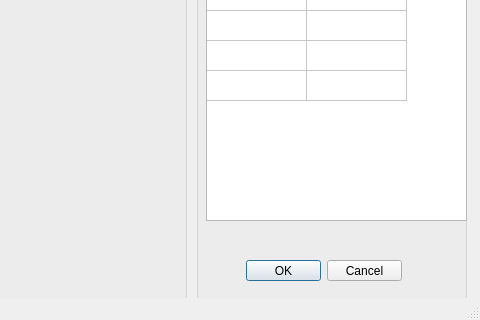
alexzhh/qt_practice, file QTPractice/mainwindow.ui: the form before one commit; both pictures show x 174 to 654 and y 116 to 436 of the 654 by 436 pixel window.
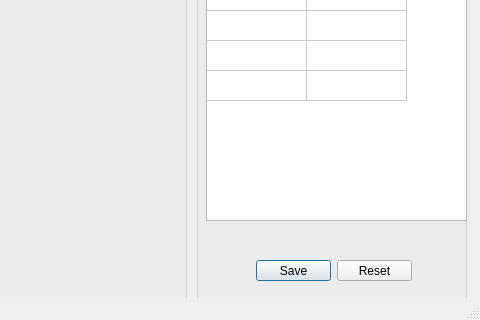
The form after the commit.

```diff
--- a/QTPractice/mainwindow.ui
+++ b/QTPractice/mainwindow.ui
@@ -29,14 +29,20 @@
     <widget class="QDialogButtonBox" name="buttonBox">
      <property name="geometry">
       <rect>
-       <x>50</x>
+       <x>60</x>
        <y>330</y>
        <width>156</width>
        <height>21</height>
       </rect>
      </property>
+     <property name="layoutDirection">
+      <enum>Qt::RightToLeft</enum>
+     </property>
      <property name="standardButtons">
-      <set>QDialogButtonBox::Cancel|QDialogButtonBox::Ok</set>
+      <set>QDialogButtonBox::Reset|QDialogButtonBox::Save</set>
+     </property>
+     <property name="centerButtons">
+      <bool>true</bool>
      </property>
     </widget>
     <widget class="QTableWidget" name="tableWidget">
```
